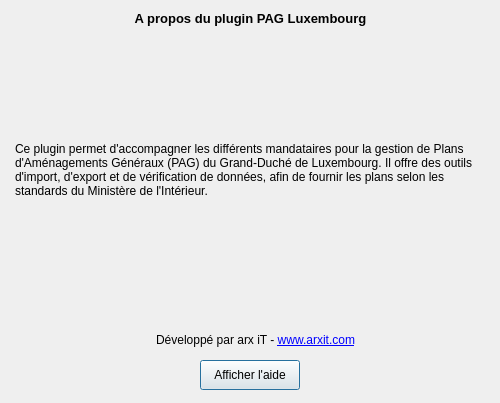
This is widgets/about/about_dialog.ui in arx-it/Importer2OSMbasemap as Qt 5 draws it before an edit. The edited form follows.
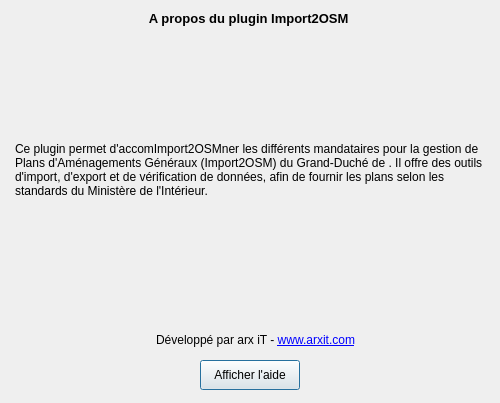
This is the edited form. Icons and pictures are not drawn.

```diff
--- a/widgets/about/about_dialog.ui
+++ b/widgets/about/about_dialog.ui
@@ -43,7 +43,7 @@
     </font>
    </property>
    <property name="text">
-    <string>A propos du plugin PAG Luxembourg</string>
+    <string>A propos du plugin Import2OSM </string>
    </property>
    <property name="alignment">
     <set>Qt::AlignCenter</set>
@@ -59,7 +59,7 @@
     </rect>
    </property>
    <property name="text">
-    <string>&lt;html&gt;&lt;head/&gt;&lt;body&gt;&lt;p&gt;&lt;span style=&quot; font-size:9pt;&quot;&gt;Ce plugin permet d'accompagner les différents mandataires pour la gestion de Plans d'Aménagements Généraux (PAG) du Grand-Duché de Luxembourg. Il offre des outils d'import, d'export et de vérification de données, afin de fournir les plans selon les standards du Ministère de l'Intérieur.&lt;/span&gt;&lt;/p&gt;&lt;/body&gt;&lt;/html&gt;</string>
+    <string>&lt;html&gt;&lt;head/&gt;&lt;body&gt;&lt;p&gt;&lt;span style=&quot; font-size:9pt;&quot;&gt;Ce plugin permet d'accomImport2OSMner les différents mandataires pour la gestion de Plans d'Aménagements Généraux (Import2OSM) du Grand-Duché de . Il offre des outils d'import, d'export et de vérification de données, afin de fournir les plans selon les standards du Ministère de l'Intérieur.&lt;/span&gt;&lt;/p&gt;&lt;/body&gt;&lt;/html&gt;</string>
    </property>
    <property name="textFormat">
     <enum>Qt::RichText</enum>
```
Left out of the diff: 2 changed lines with no effect on the pictures.
